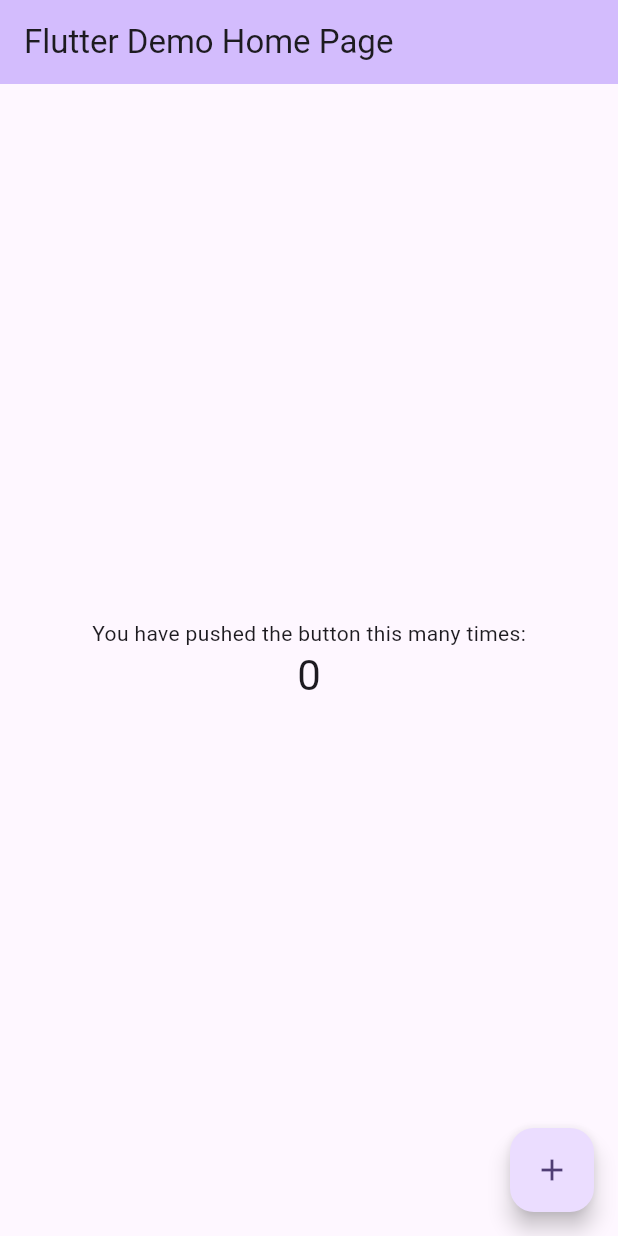
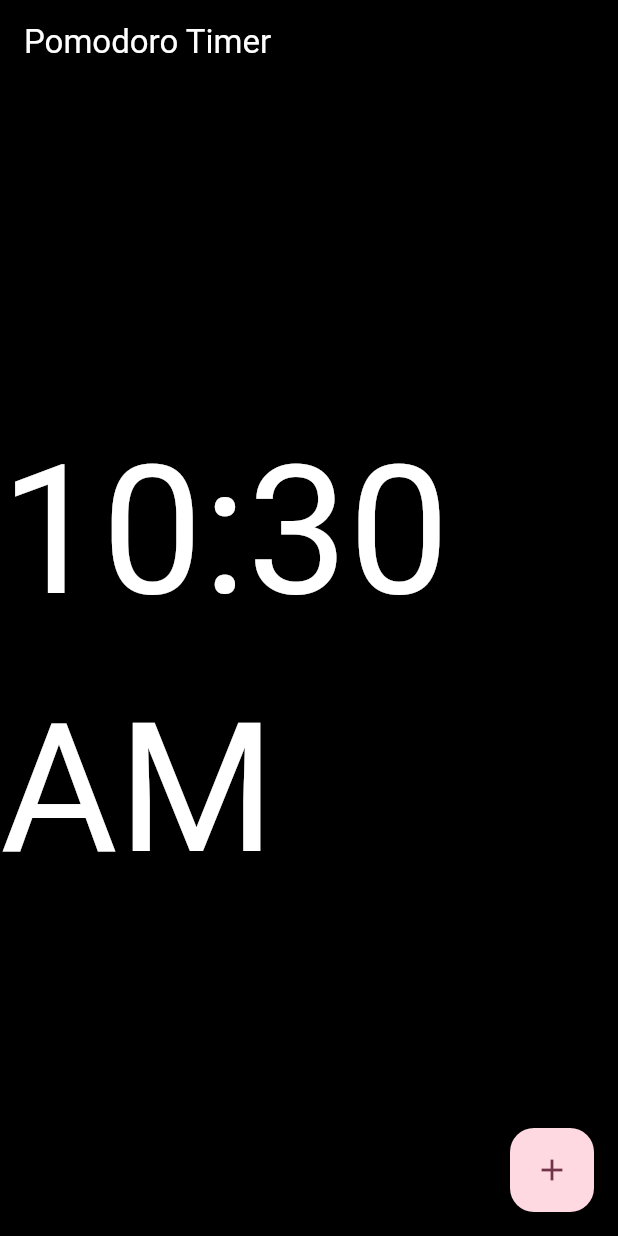
Before and after one commit to ItsManikantaGopi/pomotimer, a Flutter app: the screen it shows after launch, on a phone screen of 412 x 824 dp. Run offline on Flutter 3.47's test engine with Material 3 defaults, Android fonts, the phone set to English and light mode, and no system bars.

Commit message:
Adding time screen with black backgroud

```diff
--- a/lib/main.dart
+++ b/lib/main.dart
@@ -1,4 +1,5 @@
 import 'package:flutter/material.dart';
+import 'package:flutter/widgets.dart';
 
 void main() {
   runApp(const MyApp());
@@ -7,116 +8,54 @@ void main() {
 class MyApp extends StatelessWidget {
   const MyApp({super.key});
 
-  // This widget is the root of your application.
   @override
   Widget build(BuildContext context) {
     return MaterialApp(
-      title: 'Flutter Demo',
+      title: 'Flutter Demokk',
       theme: ThemeData(
-        // This is the theme of your application.
-        //
-        // TRY THIS: Try running your application with "flutter run". You'll see
-        // the application has a purple toolbar. Then, without quitting the app,
-        // try changing the seedColor in the colorScheme below to Colors.green
-        // and then invoke "hot reload" (save your changes or press the "hot
-        // reload" button in a Flutter-supported IDE, or press "r" if you used
-        // the command line to start the app).
-        //
-        // Notice that the counter didn't reset back to zero; the application
-        // state is not lost during the reload. To reset the state, use hot
-        // restart instead.
-        //
-        // This works for code too, not just values: Most code changes can be
-        // tested with just a hot reload.
-        colorScheme: ColorScheme.fromSeed(seedColor: Colors.deepPurple),
+        colorScheme: ColorScheme.fromSeed(seedColor: Colors.black),
         useMaterial3: true,
       ),
-      home: const MyHomePage(title: 'Flutter Demo Home Page'),
+      home: const MyHomePage(title: 'Pomodoro Timer'),
     );
   }
 }
 
 class MyHomePage extends StatefulWidget {
   const MyHomePage({super.key, required this.title});
-
-  // This widget is the home page of your application. It is stateful, meaning
-  // that it has a State object (defined below) that contains fields that affect
-  // how it looks.
-
-  // This class is the configuration for the state. It holds the values (in this
-  // case the title) provided by the parent (in this case the App widget) and
-  // used by the build method of the State. Fields in a Widget subclass are
-  // always marked "final".
-
   final String title;
-
   @override
   State<MyHomePage> createState() => _MyHomePageState();
 }
 
 class _MyHomePageState extends State<MyHomePage> {
-  int _counter = 0;
-
-  void _incrementCounter() {
-    setState(() {
-      // This call to setState tells the Flutter framework that something has
-      // changed in this State, which causes it to rerun the build method below
-      // so that the display can reflect the updated values. If we changed
-      // _counter without calling setState(), then the build method would not be
-      // called again, and so nothing would appear to happen.
-      _counter++;
-    });
-  }
-
   @override
   Widget build(BuildContext context) {
-    // This method is rerun every time setState is called, for instance as done
-    // by the _incrementCounter method above.
-    //
-    // The Flutter framework has been optimized to make rerunning build methods
-    // fast, so that you can just rebuild anything that needs updating rather
-    // than having to individually change instances of widgets.
     return Scaffold(
       appBar: AppBar(
-        // TRY THIS: Try changing the color here to a specific color (to
-        // Colors.amber, perhaps?) and trigger a hot reload to see the AppBar
-        // change color while the other colors stay the same.
-        backgroundColor: Theme.of(context).colorScheme.inversePrimary,
-        // Here we take the value from the MyHomePage object that was created by
-        // the App.build method, and use it to set our appbar title.
-        title: Text(widget.title),
+        backgroundColor: Colors.black,
+        title: Text(
+          widget.title,
+          style: const TextStyle(
+            color: Colors.white,
+          ),
+        ),
       ),
-      body: Center(
-        // Center is a layout widget. It takes a single child and positions it
-        // in the middle of the parent.
-        child: Column(
-          // Column is also a layout widget. It takes a list of children and
-          // arranges them vertically. By default, it sizes itself to fit its
-          // children horizontally, and tries to be as tall as its parent.
-          //
-          // Column has various properties to control how it sizes itself and
-          // how it positions its children. Here we use mainAxisAlignment to
-          // center the children vertically; the main axis here is the vertical
-          // axis because Columns are vertical (the cross axis would be
-          // horizontal).
-          //
-          // TRY THIS: Invoke "debug painting" (choose the "Toggle Debug Paint"
-          // action in the IDE, or press "p" in the console), to see the
-          // wireframe for each widget.
-          mainAxisAlignment: MainAxisAlignment.center,
-          children: <Widget>[
-            const Text(
-              'You have pushed the button this many times:',
-            ),
-            Text(
-              '$_counter',
-              style: Theme.of(context).textTheme.headlineMedium,
-            ),
-          ],
+      body: Container(
+        height: double.infinity,
+        width: double.infinity,
+        alignment: Alignment.center,
+        color: Colors.black,
+        child: Text(
+          TimeOfDay.now().format(context),
+          style: const TextStyle(
+            color: Colors.white,
+            fontSize: 120,
+          ),
         ),
       ),
       floatingActionButton: FloatingActionButton(
-        onPressed: _incrementCounter,
+        onPressed: () {},
         tooltip: 'Increment',
         child: const Icon(Icons.add),
       ), // This trailing comma makes auto-formatting nicer for build methods.
```
